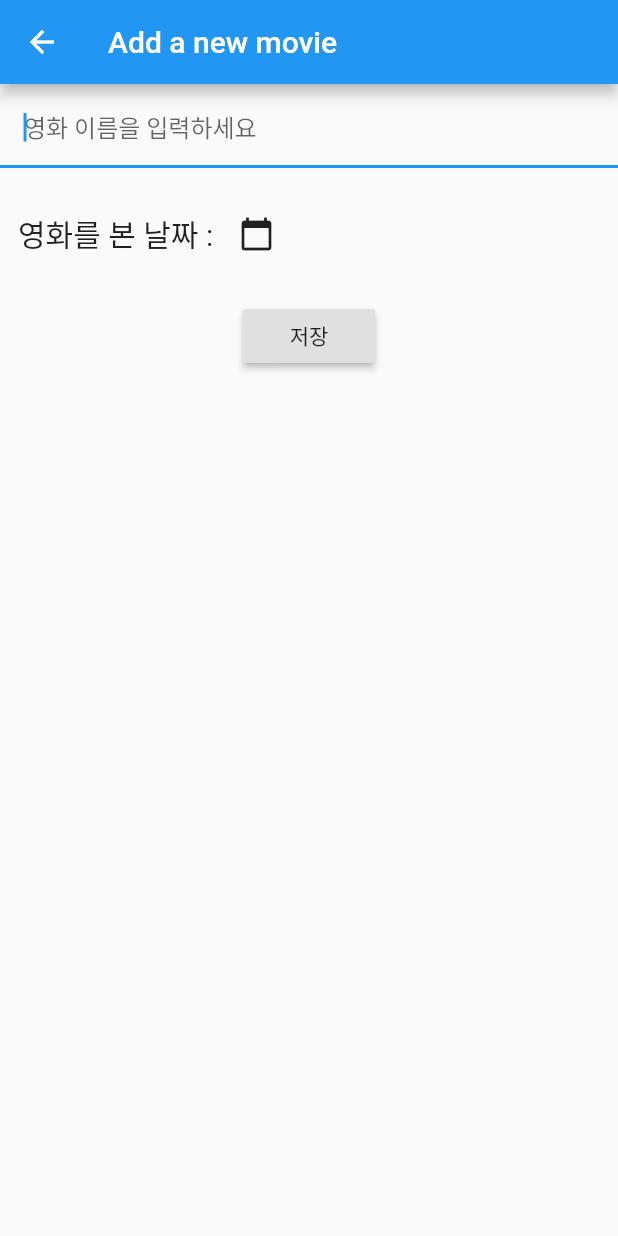
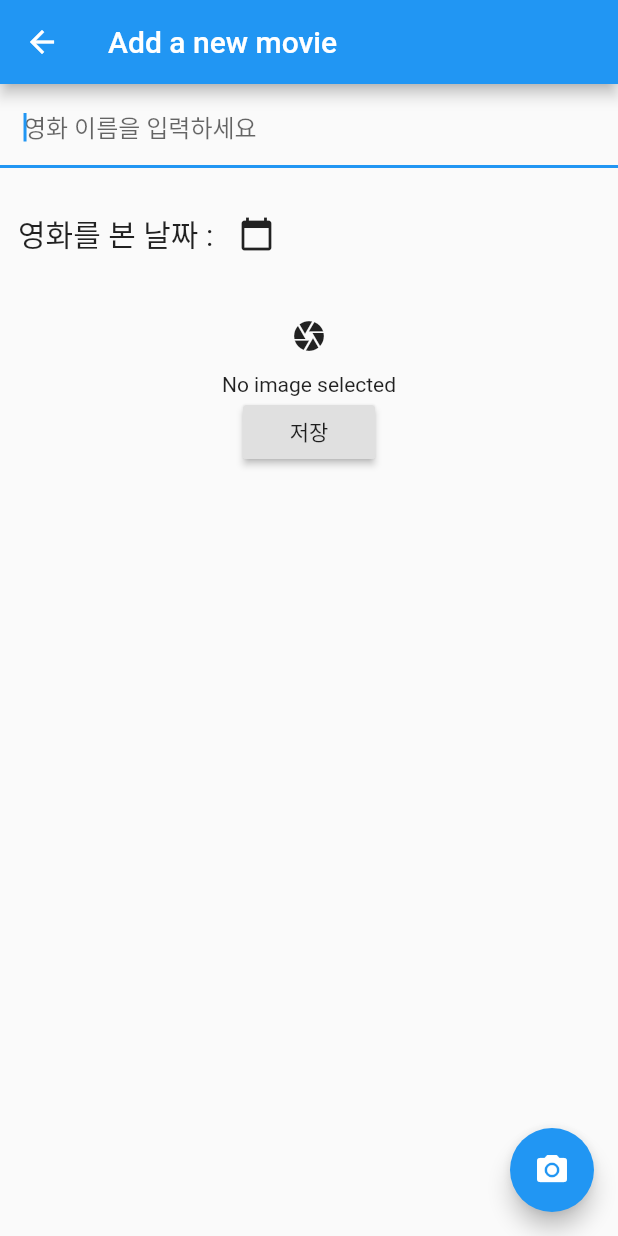
Before and after one commit to kyh980909/my_movie_list, a Flutter app: the screen it shows after launch, after a tap on the "add" icon, on a phone screen of 412 x 824 dp. Run offline on Flutter 3.47's test engine with Material 2 defaults, Android fonts, the phone set to English and light mode, and no system bars; our stand-ins replace flutter_datetime_picker, flutter_slidable, fluttertoast, image_picker, sqflite; accounts and stored records are empty.

Commit message:
사진 업로드 추가

```diff
--- a/lib/Database/DBHelper.dart
+++ b/lib/Database/DBHelper.dart
@@ -24,9 +24,8 @@ class DBHelper {
 
   void onCreateFunc(Database db, int version) async {
     await db.execute(
-        'create table $tableName(id integer primary key autoincrement, title text, date text);');
+        'create table $tableName(id integer primary key autoincrement, title text, date text, ticket text);');
   }
-
 
   // DB 에서 영화 목록 불러오기
   Future<List<Movie>> getMovies() async {
@@ -34,11 +33,12 @@ class DBHelper {
     List<Map> list = await dbCon.rawQuery('select * from $tableName');
     List<Movie> movies = List();
 
-    for (int i = 0; i < list.length; i ++) {
+    for (int i = 0; i < list.length; i++) {
       Movie movie = new Movie();
       movie.id = list[i]['id'];
       movie.title = list[i]['title'];
       movie.date = list[i]['date'];
+      movie.ticket = list[i]['ticket'];
 
       movies.add(movie);
     }
@@ -48,7 +48,8 @@ class DBHelper {
 
   void addMovie(Movie movie) async {
     var dbCon = await db;
-    String sql = 'insert into $tableName(title, date) values ("${movie.title}","${movie.date}")';
+    String sql =
+        'insert into $tableName(title, date, ticket) values ("${movie.title}","${movie.date}", "${movie.ticket}")';
     await dbCon.transaction((transaction) async {
       return await transaction.rawInsert(sql);
     });
@@ -56,7 +57,8 @@ class DBHelper {
 
   void updateMoive(Movie movie) async {
     var dbCon = await db;
-    String sql = 'update $tableName set name = "${movie.title}, ${movie.date}" where id=${movie.id}';
+    String sql =
+        'update $tableName set name = "${movie.title}, ${movie.date}", ${movie.ticket}" where id=${movie.id}';
     await dbCon.transaction((transaction) async {
       return await transaction.rawQuery(sql);
     });
--- a/lib/Model/movie.dart
+++ b/lib/Model/movie.dart
@@ -2,6 +2,7 @@ class Movie {
   int id; // 인덱스
   String title; // 영화명
   String date; // 영화를 본 날짜
+  String ticket; // 티켓 사진 (base64)
 
   Movie();
 }
--- a/lib/add_movie_screen.dart
+++ b/lib/Pages/add_movie_screen.dart
@@ -1,9 +1,12 @@
+import 'dart:convert';
+import 'dart:io';
 import 'package:flutter/material.dart';
 import 'package:flutter_datetime_picker/flutter_datetime_picker.dart';
 import 'package:fluttertoast/fluttertoast.dart';
 import 'package:intl/intl.dart';
-import 'Database/DBHelper.dart';
-import 'Model/movie.dart';
+import '../Database/DBHelper.dart';
+import '../Model/movie.dart';
+import 'package:image_picker/image_picker.dart';
 
 class AddMovieScreen extends StatefulWidget {
   @override
@@ -12,6 +15,7 @@ class AddMovieScreen extends StatefulWidget {
 
 class _AddMovieScreenState extends State<AddMovieScreen> {
   TextEditingController title = TextEditingController();
+  File _image;
 
   @override
   initState() {
@@ -62,9 +66,19 @@ class _AddMovieScreenState extends State<AddMovieScreen> {
                       });
                     }, currentTime: DateTime.now(), locale: LocaleType.ko);
                   },
-                )
+                ),
               ],
             ),
+          ),
+          IconButton(icon: Icon(Icons.camera), onPressed: getImageFromGallery),
+          Center(
+            child: _image == null
+                ? Text('No image selected')
+                : Image.file(
+                    _image,
+                    height: 300,
+                    width: 300,
+                  ),
           ),
           RaisedButton(
             onPressed: () {
@@ -74,23 +88,35 @@ class _AddMovieScreenState extends State<AddMovieScreen> {
               } else if (date == '') {
                 Fluttertoast.showToast(
                     msg: '날짜를 입력해주세요.', toastLength: Toast.LENGTH_SHORT);
+              } else if (_image == null) {
+                Fluttertoast.showToast(
+                    msg: '사진을 업로드해주세요.', toastLength: Toast.LENGTH_SHORT);
               } else {
-                submitMovie(title.text);
+                submitMovie(title.text, Image.file(_image));
                 Navigator.pop(context);
               }
             },
             child: Text('저장'),
-          )
+          ),
         ],
+      ),
+      floatingActionButton: FloatingActionButton(
+        onPressed: getImage,
+        tooltip: 'Pick Image',
+        child: Icon(Icons.camera_alt),
       ),
     );
   }
 
-  void submitMovie(String title) {
+  Future submitMovie(String title, Image ticket) async {
     var movie = Movie();
+
+    List<int> imageBytes = await _image.readAsBytes();
+    String base64Image = base64Encode(imageBytes);
 
     movie.title = title;
     movie.date = date;
+    movie.ticket = base64Image;
 
     var dbHelper = DBHelper();
     dbHelper.addMovie(movie);
@@ -98,4 +124,18 @@ class _AddMovieScreenState extends State<AddMovieScreen> {
     Fluttertoast.showToast(
         msg: 'Movie was saved', toastLength: Toast.LENGTH_SHORT);
   }
+
+  Future getImage() async {
+    var image = await ImagePicker.pickImage(source: ImageSource.camera);
+    setState(() {
+      _image = image;
+    });
+  }
+
+  Future getImageFromGallery() async {
+    var image = await ImagePicker.pickImage(source: ImageSource.gallery);
+    setState(() {
+      _image = image;
+    });
+  }
 }
--- a/lib/movie_list.dart
+++ b/lib/Pages/movie_list.dart
@@ -1,8 +1,10 @@
+import 'dart:convert';
+
 import 'package:flutter/material.dart';
 import 'package:flutter_slidable/flutter_slidable.dart';
 import 'package:fluttertoast/fluttertoast.dart';
-import 'Database/DBHelper.dart';
-import 'Model/movie.dart';
+import '../Database/DBHelper.dart';
+import '../Model/movie.dart';
 
 import 'add_movie_screen.dart';
 
@@ -43,6 +45,8 @@ class _MovieListState extends State<MovieList> {
                         actionPane: SlidableDrawerActionPane(),
                         actionExtentRatio: 0.20,
                         child: ListTile(
+                          leading: Image.memory(
+                              base64Decode(snapshot.data[index].ticket)),
                           title: Text(snapshot.data[index].title),
                           subtitle: Text(snapshot.data[index].date),
                         ),
--- a/lib/main.dart
+++ b/lib/main.dart
@@ -1,14 +1,7 @@
 import 'package:flutter/material.dart';
-import 'package:my_movie_list/movie_list.dart';
-import 'package:camera/camera.dart';
+import 'package:my_movie_list/Pages/movie_list.dart';
 
-List<CameraDescription> cameras;
-
-Future<void> main() async {
-  cameras = await availableCameras();
-
-  runApp(MyMovieListApp());
-}
+main() => runApp(MyMovieListApp());
 
 class MyMovieListApp extends StatelessWidget {
   @override
--- a/pubspec.yaml
+++ b/pubspec.yaml
@@ -31,7 +31,7 @@ dependencies:
 dev_dependencies:
   flutter_test:
     sdk: flutter
-  camera:
+  image_picker:
   path_provider:
   path:
 
```
Also changed, not shown: pubspec.lock, 13 other files.
